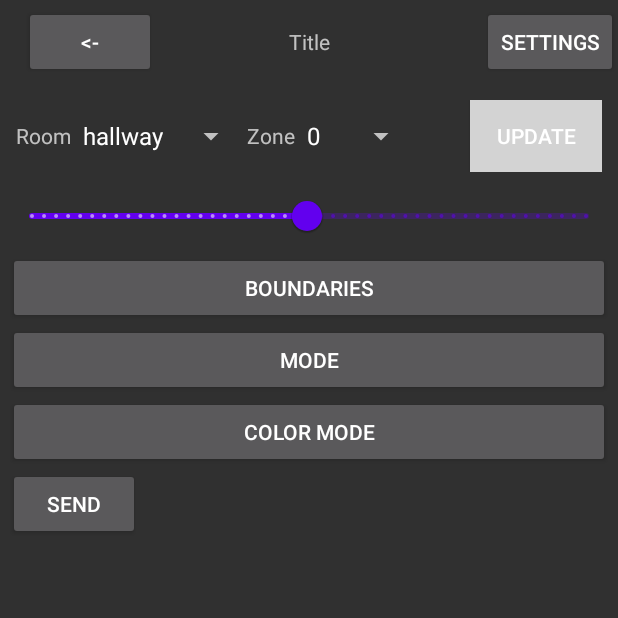
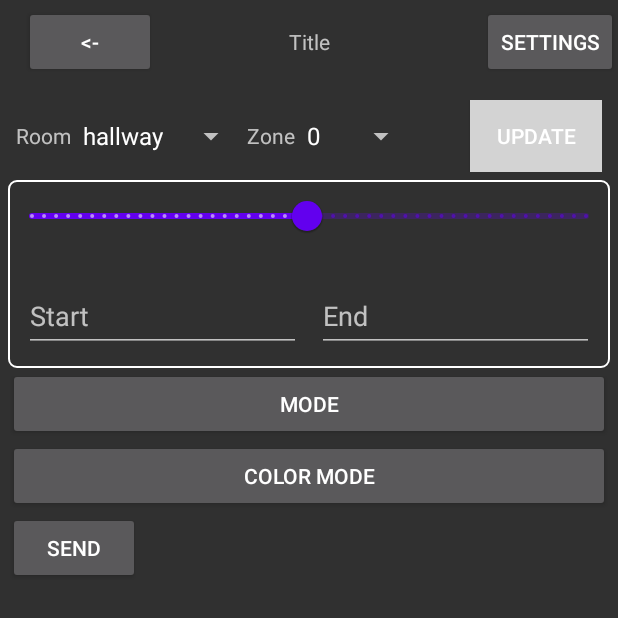
Before and after one commit to Nolven/home, an Android app: the fragment FragmentLed placed in its activity, on a phone screen of 412 x 824 dp, the top half of it. Run offline under Robolectric (Android 15) with nearby library versions, the phone set to English and light mode, and no system bars; our stand-ins replace Room's generated code; libraries missing offline, so code that uses them is left out: com.flask.colorpicker, org.eclipse.paho.

Commit message:
General led data update

```diff
--- a/android_app/app/src/main/java/com/example/homecontrole/led/GeneralData.kt
+++ b/android_app/app/src/main/java/com/example/homecontrole/led/GeneralData.kt
@@ -1,3 +1,60 @@
 package com.example.homecontrole.led
 
+import android.content.Context
+import android.text.Editable
+import android.text.TextWatcher
+import android.util.Log
+import com.example.homecontrole.databinding.LedGeneralBinding
+import com.google.gson.Gson
+import com.google.gson.JsonElement
+import com.google.gson.JsonObject
+import kotlin.math.floor
+
 data class GeneralData(var start: Int, var end: Int, var brightness: Int)
+
+class General(private val binding: LedGeneralBinding, private val context: Context)
+{
+    private val logTag = "LED_general"
+    private val data = GeneralData(0, 0, 255)
+
+    fun getJson(): JsonElement {
+        Log.d("LED_general", Gson().toJson(data))
+        return Gson().toJsonTree(data)
+    }
+
+    fun update(json: JsonObject)
+    {
+        Log.d(logTag,"General update")
+        binding.brightnessSlider.value = json["brightness"].asFloat
+        binding.zoneStartTextEdit.setText(json["start"].asString)
+        binding.zoneEndTextEdit.setText(json["end"].asString)
+    }
+
+
+    init {
+
+        binding.zoneStartTextEdit.addTextChangedListener( object: TextWatcher {
+            override fun beforeTextChanged(s: CharSequence?, start: Int, count: Int, after: Int) {}
+            override fun onTextChanged(s: CharSequence?, start: Int, before: Int, count: Int) {}
+            override fun afterTextChanged(s: Editable?) {
+                if( s.toString().isNotEmpty())
+                    data.start = Integer.parseInt(s.toString())
+            }
+        })
+
+        binding.zoneEndTextEdit.addTextChangedListener( object: TextWatcher {
+            override fun beforeTextChanged(s: CharSequence?, start: Int, count: Int, after: Int) {}
+            override fun onTextChanged(s: CharSequence?, start: Int, before: Int, count: Int) {}
+            override fun afterTextChanged(s: Editable?) {
+                if( s.toString().isNotEmpty())
+                    data.end = Integer.parseInt(s.toString())
+            }
+        })
+
+        binding.brightnessSlider.addOnChangeListener{ _, value, _ ->
+            data.brightness = value.toInt()
+        }
+        binding.brightnessSlider.value = floor((binding.brightnessSlider.valueTo - binding.brightnessSlider.valueFrom)/2)
+
+    }
+}
--- a/android_app/app/src/main/java/com/example/homecontrole/led/LedFragment.kt
+++ b/android_app/app/src/main/java/com/example/homecontrole/led/LedFragment.kt
@@ -35,6 +35,8 @@ class FragmentLed : Fragment() {
     private lateinit var colorMenu: PopupMenu
     private lateinit var modeMenu: PopupMenu
 
+    private lateinit var general: General
+
     // Color data
     private lateinit var gradientColor: GradientColor
     private lateinit var staticColor: StaticColor
@@ -45,8 +47,6 @@ class FragmentLed : Fragment() {
     private var modeJsonName: String = ""
     private lateinit var snakeMode: SnakeMode
     private var modeDataFunction: () -> JsonElement = { JsonPrimitive("") }
-
-    private val generalData = GeneralData(0, 0, 255)
 
     private fun openColorInclude(id: Int)
     {
@@ -168,7 +168,7 @@ class FragmentLed : Fragment() {
     {
         val json = JsonObject()
         json.addProperty("zone", parseInt(binding.zoneSpinner.selectedItem.toString()))
-        json.add("general_data", Gson().toJsonTree(generalData))
+        json.add("general_data", general.getJson())
 
         Log.d(logTag, json.toString())
         sendData(json.toString())
@@ -184,16 +184,10 @@ class FragmentLed : Fragment() {
         val isAutoOpen = PreferenceManager.getDefaultSharedPreferences(activity).getBoolean("led_open", false)
 
         if( json.has("general_data") )
-        {
-            Log.d(logTag,"General update")
-            binding.brightnessSlider.value = json["general_data"].asJsonObject["brightness"].asFloat
-            if( binding.generalInclude.hostLayout.visibility == View.VISIBLE )
-                updateGeneral(json["general_data"].asJsonObject)
-        }
+            general.update(json["general_data"].asJsonObject)
 
         if( json.has("display_mode") )
         {
-            Log.d(logTag,"Mode update")
             when(json["display_mode"].asString)
             {
                 "snake" ->
@@ -231,12 +225,6 @@ class FragmentLed : Fragment() {
         }
     }
 
-    private fun updateGeneral(json: JsonObject) // TODO move to general
-    {
-        binding.generalInclude.zoneStartTextEdit.setText(json["start"].asString)
-        binding.generalInclude.zoneEndTextEdit.setText(json["end"].asString)
-    }
-
     override fun onCreateView(inflater: LayoutInflater, container: ViewGroup?,
                               savedInstanceState: Bundle?): View {
         _binding = FragmentLedBinding.inflate(inflater, container, false)
@@ -251,13 +239,7 @@ class FragmentLed : Fragment() {
         gradientColor = GradientColor(binding.ledColorGradientInclude, requireContext())
         staticColor = StaticColor(binding.ledColorStaticInclude, requireContext())
         snakeMode = SnakeMode(binding.modeSnakeInclude, requireContext())
-
-        // General packet
-        setGeneralChangeListener(binding.generalInclude)
-        binding.brightnessSlider.addOnChangeListener{ _, value, _ ->
-            generalData.brightness = value.toInt()
-        }
-        binding.brightnessSlider.value = floor((binding.brightnessSlider.valueTo - binding.brightnessSlider.valueFrom)/2)
+        general = General(binding.generalInclude, requireContext())
 
         val spinnerListener = object : AdapterView.OnItemSelectedListener {
             override fun onItemSelected(
@@ -333,25 +315,6 @@ class FragmentLed : Fragment() {
         return view
     }
 
-    private fun setGeneralChangeListener(binding: LedGeneralBinding) // TODO move to general
-    {
-        binding.zoneStartTextEdit.addTextChangedListener( object: TextWatcher{
-            override fun beforeTextChanged(s: CharSequence?, start: Int, count: Int, after: Int) {}
-            override fun onTextChanged(s: CharSequence?, start: Int, before: Int, count: Int) {}
-            override fun afterTextChanged(s: Editable?) {
-                if( s.toString().isNotEmpty())
-                    generalData.start = parseInt(s.toString()) }
-        })
-
-        binding.zoneEndTextEdit.addTextChangedListener( object: TextWatcher{
-            override fun beforeTextChanged(s: CharSequence?, start: Int, count: Int, after: Int) {}
-            override fun onTextChanged(s: CharSequence?, start: Int, before: Int, count: Int) {}
-            override fun afterTextChanged(s: Editable?) {
-                if( s.toString().isNotEmpty())
-                    generalData.end = parseInt(s.toString()) }
-        })
-    }
-
     private fun requestLedUpdate()
     {
         (requireActivity() as MainActivity).mqtt.publish(binding.roomSpinner.selectedItem.toString() + "/" + getString(R.string.led_topic) + "/" + getString(R.string.led_get_topic), binding.zoneSpinner.selectedItem.toString())
@@ -368,15 +331,6 @@ class FragmentLed : Fragment() {
             sendGeneralData()
             sendStateData()
         }
-
-        binding.generalButton.setOnClickListener {
-            binding.generalInclude.hostLayout.visibility = when( binding.generalInclude.hostLayout.visibility )
-            {
-                View.VISIBLE -> { generalData.start = 0; generalData.end = 0; View.GONE }
-                View.GONE -> View.VISIBLE
-                else -> throw IllegalStateException()
-            }
-        } // TODO  move to general
 
         binding.ledUpdateButton.setOnClickListener {
             if( isHallwayUpdate && binding.roomSpinner.selectedItem.toString() == "hallway" )
--- a/android_app/app/src/main/java/com/example/homecontrole/led/SnakeMode.kt
+++ b/android_app/app/src/main/java/com/example/homecontrole/led/SnakeMode.kt
@@ -14,9 +14,12 @@ data class SnakeData(var direction: Int, var length: Int, var loop: Boolean, var
 
 class SnakeMode(private val binding: LedModeSnakeBinding, private val context: Context)
 {
+    private val logTag = "LED_snake"
     private val data = SnakeData(0, 0, true, 0)
 
     fun update(json: JsonObject){
+        Log.d(logTag,"Mode update")
+
         binding.delay.setText(json["delay"].asString)
         binding.length.setText(json["length"].asString)
 
--- a/android_app/app/src/main/java/com/example/homecontrole/led/StaticColor.kt
+++ b/android_app/app/src/main/java/com/example/homecontrole/led/StaticColor.kt
@@ -18,15 +18,16 @@ data class StaticColorData(var R: Int, var G: Int, var B: Int)
 
 class StaticColor(private val binding: LedColorStaticBinding, private val context: Context)
 {
+    private val logTag = "LED_staticColor"
     private val data = StaticColorData(255, 0, 255)
 
     fun update(json: JsonObject){
+        Log.d(logTag, "update")
         data.R = json["R"].asInt
         data.G = json["G"].asInt
         data.B = json["B"].asInt
 
-        binding.colorButton.setBackgroundColor(
-            Color.rgb(data.R, data.G, data.B))
+        binding.colorButton.setBackgroundColor(Color.rgb(data.R, data.G, data.B))
     }
 
     fun getJson(): JsonElement{
--- /dev/null
+++ b/android_app/app/src/main/res/drawable/border.xml
@@ -0,0 +1,9 @@
+<?xml version="1.0" encoding="utf-8"?>
+<shape xmlns:android="http://schemas.android.com/apk/res/android"
+    android:shape="rectangle">
+    <corners
+        android:radius="5dp"/>
+    <stroke
+        android:width="1dp"
+        android:color="@android:color/white" />
+</shape>
--- a/android_app/app/src/main/res/layout/fragment_led.xml
+++ b/android_app/app/src/main/res/layout/fragment_led.xml
@@ -60,15 +60,6 @@
 
     </RelativeLayout>
 
-    <com.google.android.material.slider.Slider
-        android:theme="@style/AppTheme"
-        android:id="@+id/brightness_slider"
-        android:valueFrom="0"
-        android:valueTo="255"
-        android:stepSize="1"
-        android:layout_width="match_parent"
-        android:layout_height="wrap_content" />
-
     <ScrollView
         android:layout_width="match_parent"
         android:layout_height="wrap_content">
@@ -78,16 +69,10 @@
             android:layout_height="wrap_content"
             android:orientation="vertical">
 
-            <!--General part-->
-            <Button
-                android:id="@+id/general_button"
-                android:layout_width="match_parent"
-                android:layout_height="wrap_content"
-                android:text="@string/led_general_label"/>
             <include
                 android:id="@+id/general_include"
                 layout="@layout/led_general"
-                android:visibility="gone"/>
+                android:visibility="visible"/>
 
             <!--Mode part-->
             <Button
--- a/android_app/app/src/main/res/layout/led_general.xml
+++ b/android_app/app/src/main/res/layout/led_general.xml
@@ -4,11 +4,31 @@
     xmlns:android="http://schemas.android.com/apk/res/android"
     android:layout_width="match_parent"
     android:layout_height="match_parent"
-    android:orientation="vertical">
+    android:orientation="vertical"
+    android:background="@drawable/border"
+    >
+
+    <com.google.android.material.slider.Slider
+        android:theme="@style/AppTheme"
+        android:id="@+id/brightness_slider"
+        android:valueFrom="0"
+        android:valueTo="255"
+        android:stepSize="1"
+        android:layout_width="match_parent"
+        android:layout_height="wrap_content" />
+
+    <LinearLayout
+        android:layout_margin="5dp"
+        android:layout_width="match_parent"
+        android:layout_height="wrap_content"
+        android:orientation="horizontal"
+        android:baselineAligned="false">
 
         <com.google.android.material.textfield.TextInputLayout
-        android:layout_width="match_parent"
-        android:layout_height="wrap_content">
+            android:layout_width="0dp"
+            android:layout_height="wrap_content"
+            android:padding="5dp"
+            android:layout_weight=".4">
             <com.google.android.material.textfield.TextInputEditText
                 android:id="@+id/zoneStart_textEdit"
                 android:layout_width="match_parent"
@@ -19,8 +39,10 @@
         </com.google.android.material.textfield.TextInputLayout>
 
         <com.google.android.material.textfield.TextInputLayout
-        android:layout_width="match_parent"
-        android:layout_height="wrap_content">
+            android:layout_width="0dp"
+            android:layout_height="wrap_content"
+            android:padding="5dp"
+            android:layout_weight=".4">
         <com.google.android.material.textfield.TextInputEditText
                 android:id="@+id/zoneEnd_textEdit"
                 android:layout_width="match_parent"
@@ -29,4 +51,7 @@
                 android:maxLength="5"
                 android:hint="@string/led_end_hint"/>
         </com.google.android.material.textfield.TextInputLayout>
+
+
     </LinearLayout>
+</LinearLayout>
```
Lines whose indentation alone changed are shown as unchanged.
